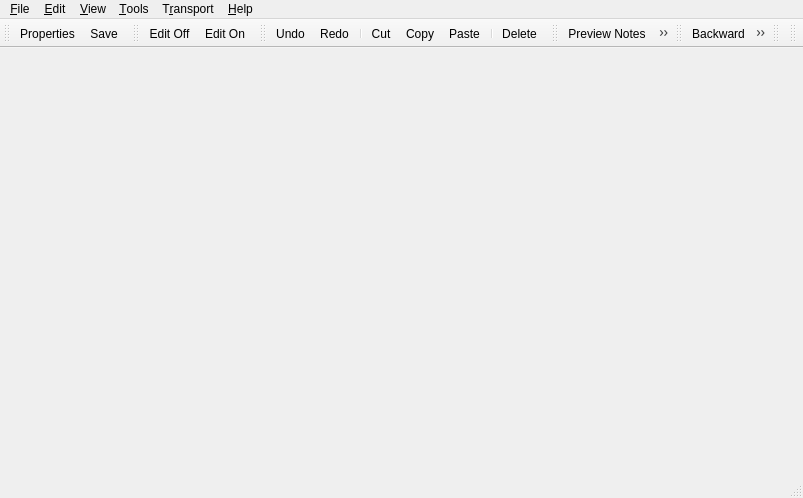
First picture: the form in src/qtractorMidiEditorForm.ui, repository rncbc/qtractor, before the edit.
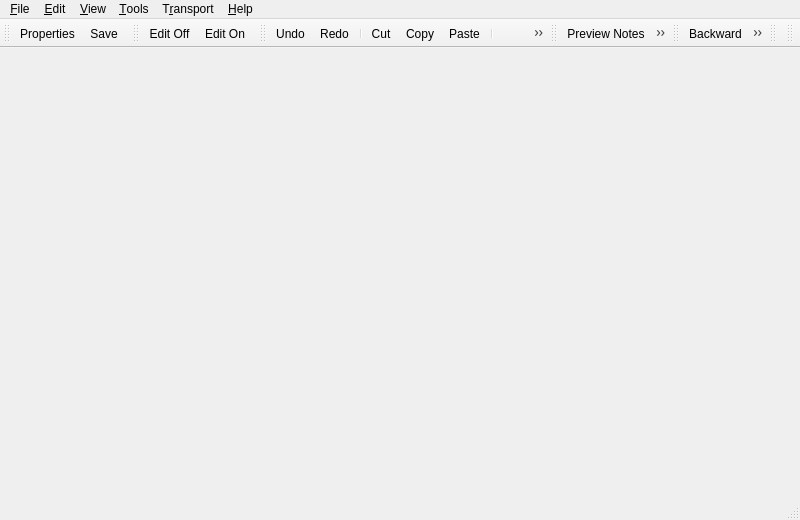
Second picture: the form after the edit. Icons and pictures are not drawn.

Diff of the .ui file:
```diff
--- a/src/qtractorMidiEditorForm.ui
+++ b/src/qtractorMidiEditorForm.ui
@@ -25,8 +25,8 @@
    <rect>
     <x>0</x>
     <y>0</y>
-    <width>803</width>
-    <height>498</height>
+    <width>800</width>
+    <height>520</height>
    </rect>
   </property>
   <property name="windowTitle" >
```
